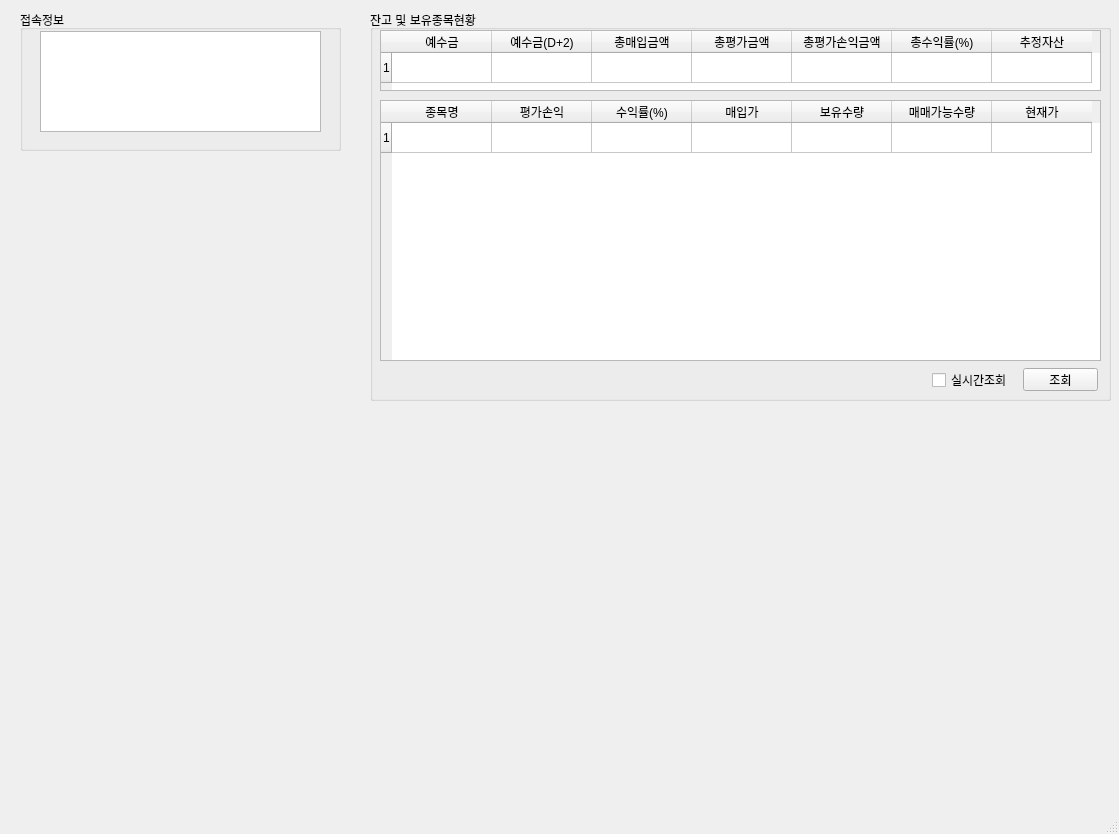
First picture: the form in MyTrader.ui, repository pjm8702/jasam, before the edit.
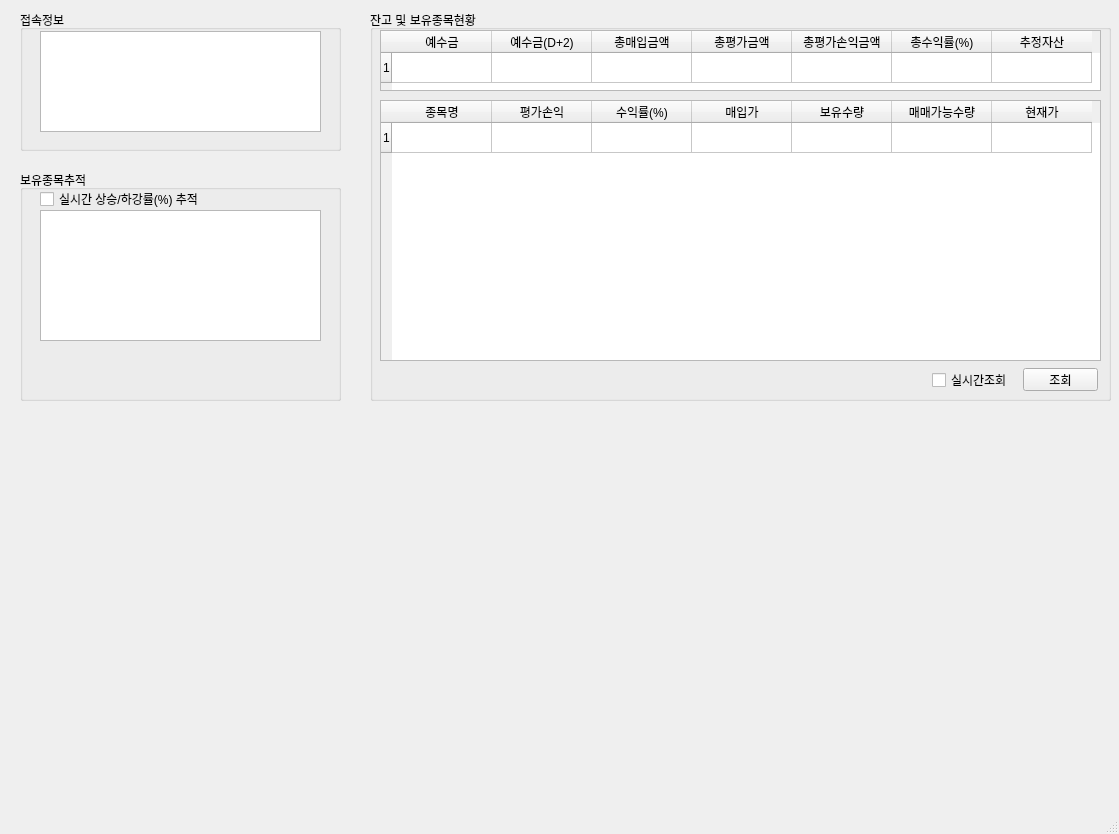
Second picture: the form after the edit.

Commit message: 보유주식 시가 기준 상승/하강률 계산 및 표시

Diff of the .ui file:
```diff
--- a/MyTrader.ui
+++ b/MyTrader.ui
@@ -174,6 +174,42 @@
      </property>
     </widget>
    </widget>
+   <widget class="QGroupBox" name="groupBox_3">
+    <property name="geometry">
+     <rect>
+      <x>20</x>
+      <y>170</y>
+      <width>321</width>
+      <height>231</height>
+     </rect>
+    </property>
+    <property name="title">
+     <string>보유종목추적</string>
+    </property>
+    <widget class="QCheckBox" name="checkBox_2">
+     <property name="geometry">
+      <rect>
+       <x>20</x>
+       <y>21</y>
+       <width>181</width>
+       <height>16</height>
+      </rect>
+     </property>
+     <property name="text">
+      <string>실시간 상승/하강률(%) 추적</string>
+     </property>
+    </widget>
+    <widget class="QTextBrowser" name="textBrowser_2">
+     <property name="geometry">
+      <rect>
+       <x>20</x>
+       <y>40</y>
+       <width>281</width>
+       <height>131</height>
+      </rect>
+     </property>
+    </widget>
+   </widget>
   </widget>
   <widget class="QMenuBar" name="menubar">
    <property name="geometry">
```
The commit also changes 2 other files.
